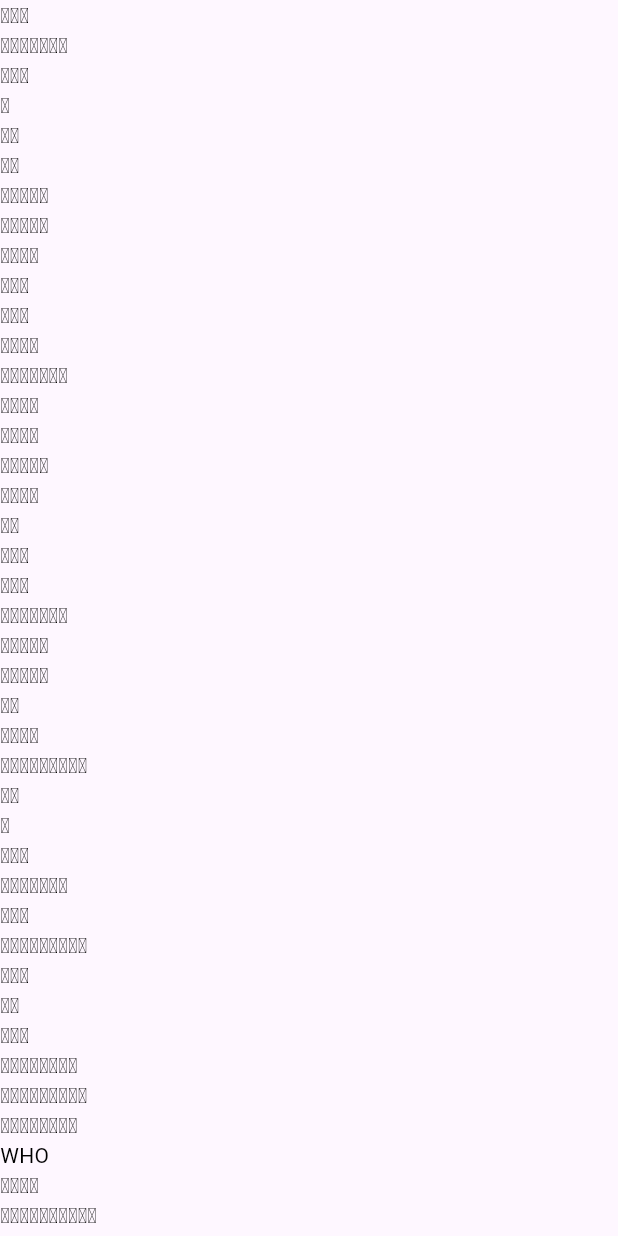
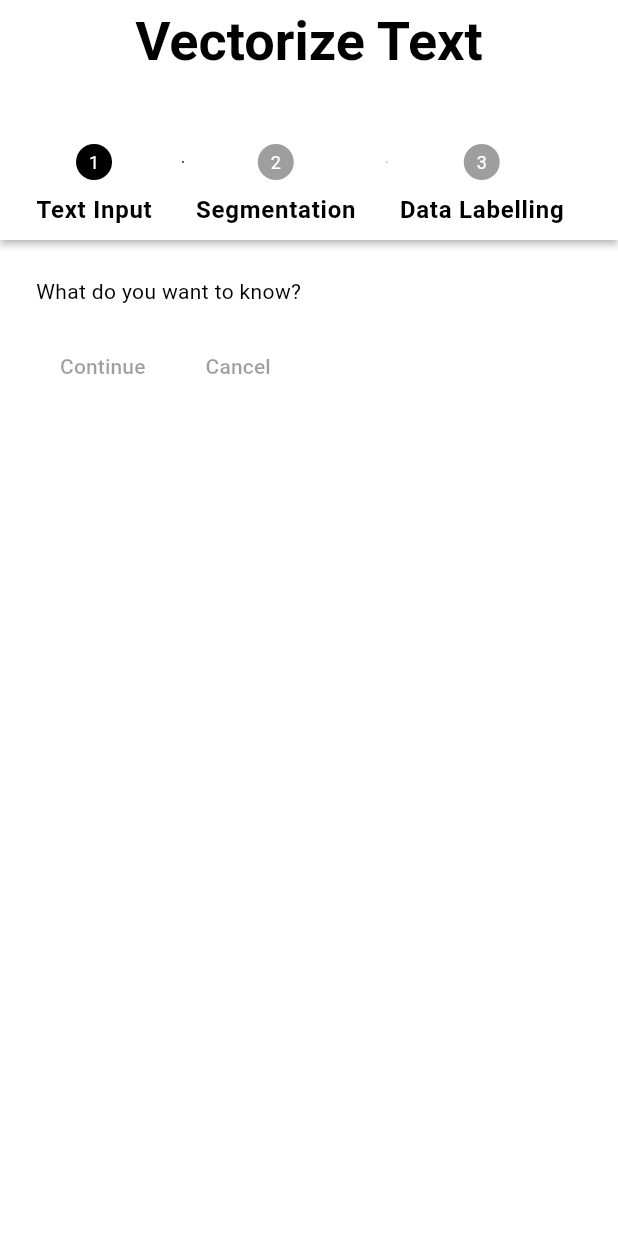
Before and after one commit to sophanith21/khmer-text-vectorization, a Flutter app: the screen it shows after launch, on a phone screen of 412 x 824 dp. Run offline on Flutter 3.47's test engine with Material 3 defaults, Android fonts, the light colour scheme and no system bars.

Commit message:
Adding app theme

```diff
--- /dev/null
+++ b/lib/app_theme.dart
@@ -0,0 +1,85 @@
+import 'package:flutter/material.dart';
+
+class AppTheme {
+  static const Color primaryBlack = Color(0xFF000000);
+  static const Color accentGreen = Color(0xFF4CAF50);
+  static const Color surfaceWhite = Color(0xFFFFFFFF);
+  static const Color neutralGrey = Color(0xFF757575);
+  static const Color lightGreyBorder = Color(0xFFE0E0E0);
+
+  static ThemeData get lightTheme {
+    return ThemeData(
+      useMaterial3: true,
+
+      colorScheme: const ColorScheme(
+        brightness: Brightness.light,
+        primary: primaryBlack,
+        onPrimary: surfaceWhite,
+        secondary: accentGreen,
+        onSecondary: surfaceWhite,
+        error: Colors.red,
+        onError: surfaceWhite,
+        surface: surfaceWhite,
+        onSurface: primaryBlack,
+        outline: lightGreyBorder,
+      ),
+
+      scaffoldBackgroundColor: surfaceWhite,
+
+      appBarTheme: const AppBarTheme(
+        backgroundColor: surfaceWhite,
+        surfaceTintColor: Colors.transparent,
+        elevation: 0,
+        centerTitle: true,
+        titleTextStyle: TextStyle(
+          color: primaryBlack,
+          fontSize: 36,
+          fontWeight: FontWeight.w700,
+          fontFamily: 'Roboto',
+        ),
+        iconTheme: IconThemeData(color: primaryBlack),
+      ),
+
+      textSelectionTheme: const TextSelectionThemeData(
+        cursorColor: primaryBlack,
+        selectionColor: Color(0x33000000),
+        selectionHandleColor: primaryBlack,
+      ),
+
+      // Re-applying your specialized component themes
+      inputDecorationTheme: _inputTheme(),
+      elevatedButtonTheme: _buttonTheme(),
+    );
+  }
+
+  static InputDecorationTheme _inputTheme() {
+    return InputDecorationTheme(
+      filled: true,
+      fillColor: surfaceWhite,
+      border: OutlineInputBorder(
+        borderRadius: BorderRadius.circular(12),
+        borderSide: const BorderSide(color: lightGreyBorder),
+      ),
+      enabledBorder: OutlineInputBorder(
+        borderRadius: BorderRadius.circular(12),
+        borderSide: const BorderSide(color: lightGreyBorder),
+      ),
+      focusedBorder: OutlineInputBorder(
+        borderRadius: BorderRadius.circular(12),
+        borderSide: const BorderSide(color: primaryBlack, width: 1.5),
+      ),
+    );
+  }
+
+  static ElevatedButtonThemeData _buttonTheme() {
+    return ElevatedButtonThemeData(
+      style: ElevatedButton.styleFrom(
+        backgroundColor: primaryBlack,
+        foregroundColor: surfaceWhite,
+        elevation: 0,
+        shape: RoundedRectangleBorder(borderRadius: BorderRadius.circular(24)),
+        padding: const EdgeInsets.symmetric(horizontal: 24, vertical: 12),
+      ),
+    );
+  }
+}
--- a/lib/main.dart
+++ b/lib/main.dart
@@ -1,4 +1,5 @@
 import 'package:flutter/material.dart';
+import 'package:khmer_text_vectorization/app_theme.dart';
 import 'package:khmer_text_vectorization/data/app_database.dart';
 
 void main() async {
@@ -6,26 +7,81 @@ void main() async {
   final db = AppDatabase.instance;
 
   List<String> list = await db.getAllWords();
-  print("list $list");
-  runApp(MyApp(list: list.toSet()));
+  List<Characters> wordsList = [];
+  for (String wordString in list) {
+    Characters word = Characters(wordString);
+    wordsList.add(word);
+  }
+
+  runApp(MyApp(dictionary: wordsList.toSet()));
 }
 
 class MyApp extends StatelessWidget {
-  const MyApp({super.key, required this.list});
-  final Set<String> list;
+  const MyApp({super.key, required this.dictionary});
+  final Set<Characters> dictionary;
   // This widget is the root of your application.
   @override
   Widget build(BuildContext context) {
     return MaterialApp(
       title: 'Flutter Demo',
-      theme: ThemeData(colorScheme: .fromSeed(seedColor: Colors.deepPurple)),
+      theme: AppTheme.lightTheme,
       home: Scaffold(
-        body: ListView(
-          children: [
-            ...list.map((e) => Text(e, style: TextStyle(color: Colors.black))),
-          ],
-        ),
+        appBar: AppBar(title: Text("Vectorize Text")),
+        body: Wizard(),
       ),
     );
   }
 }
+
+class Wizard extends StatefulWidget {
+  const Wizard({super.key});
+
+  @override
+  State<Wizard> createState() => _WizardState();
+}
+
+class _WizardState extends State<Wizard> {
+  int currentStep = 0;
+  @override
+  Widget build(BuildContext context) {
+    return Stepper(
+      type: StepperType.horizontal,
+
+      steps: [
+        Step(
+          isActive: currentStep == 0,
+          label: Text(
+            "Text Input",
+            style: TextStyle(fontWeight: FontWeight.bold),
+          ),
+          title: const SizedBox.shrink(),
+          content: Text("What do you want to know?"),
+        ),
+        Step(
+          isActive: currentStep == 1,
+          title: const SizedBox.shrink(),
+          label: Text(
+            "Segmentation",
+            style: TextStyle(fontWeight: FontWeight.bold),
+          ),
+          content: Text("What do you want to know?"),
+        ),
+        Step(
+          isActive: currentStep == 2,
+          title: const SizedBox.shrink(),
+          label: Text(
+            "Data Labelling",
+            style: TextStyle(fontWeight: FontWeight.bold),
+          ),
+          content: Text("What do you want to know?"),
+        ),
+      ],
+      onStepTapped: (value) {
+        setState(() {
+          currentStep = value;
+        });
+      },
+      currentStep: currentStep,
+    );
+  }
+}
```
